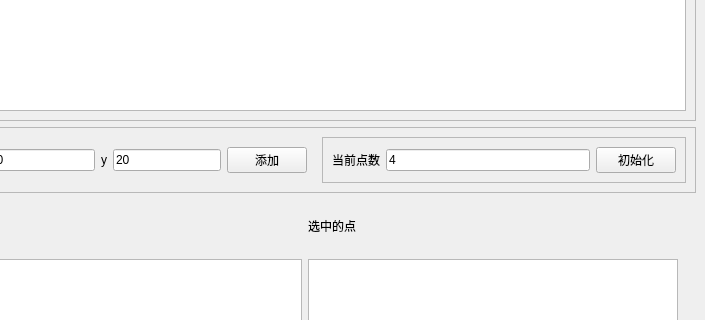
First picture: the form in mainwindow.ui, repository ningzichun/ConvexHull, before the edit; both pictures show x 95 to 800 and y 128 to 448 of the 800 by 600 pixel window.
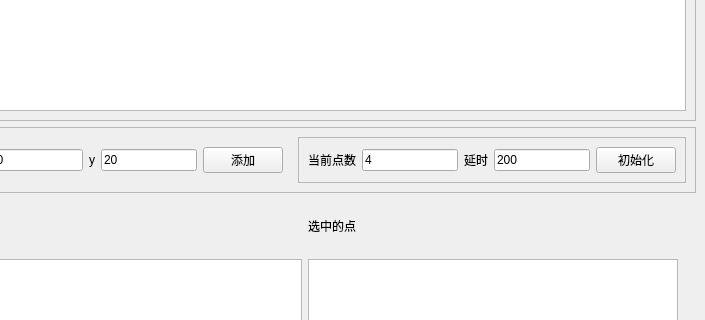
Second picture: the form after the edit.

```diff
--- a/mainwindow.ui
+++ b/mainwindow.ui
@@ -171,6 +171,20 @@
             </property>
            </widget>
           </item>
+          <item>
+           <widget class="QLabel" name="label_9">
+            <property name="text">
+             <string>延时</string>
+            </property>
+           </widget>
+          </item>
+          <item>
+           <widget class="QLineEdit" name="inputDelay">
+            <property name="text">
+             <string>200</string>
+            </property>
+           </widget>
+          </item>
           <item>
            <widget class="QPushButton" name="initialButton">
             <property name="text">
```
